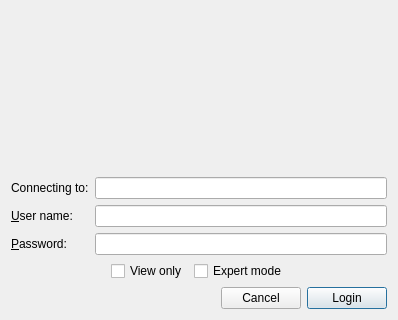
Above: nicos_ess/gui/dialogs/auth.ui from ess-dmsc/nicos before the change; both pictures show x 0 to 398 and y 420 to 740 of the 398 by 740 pixel window. Below: the same form after it.
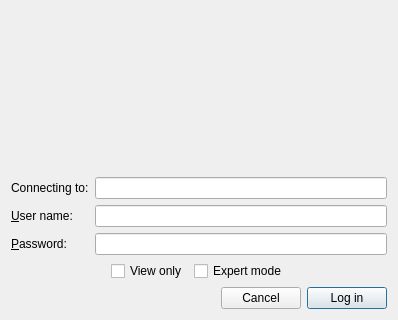
That is the form after the change. Icons and pictures are not drawn.

```diff
--- a/nicos_ess/gui/dialogs/auth.ui
+++ b/nicos_ess/gui/dialogs/auth.ui
@@ -231,7 +231,7 @@
      <item>
       <widget class="QPushButton" name="btn_login">
        <property name="text">
-        <string>Login</string>
+        <string>Log in</string>
        </property>
        <property name="autoDefault">
         <bool>true</bool>
```
